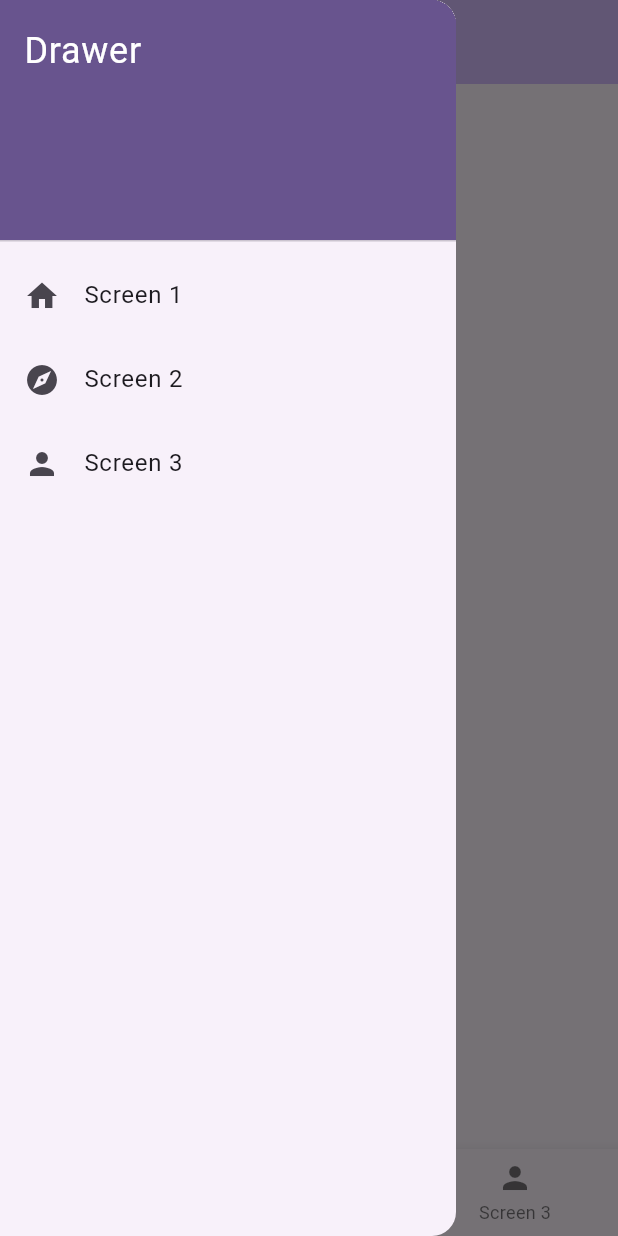
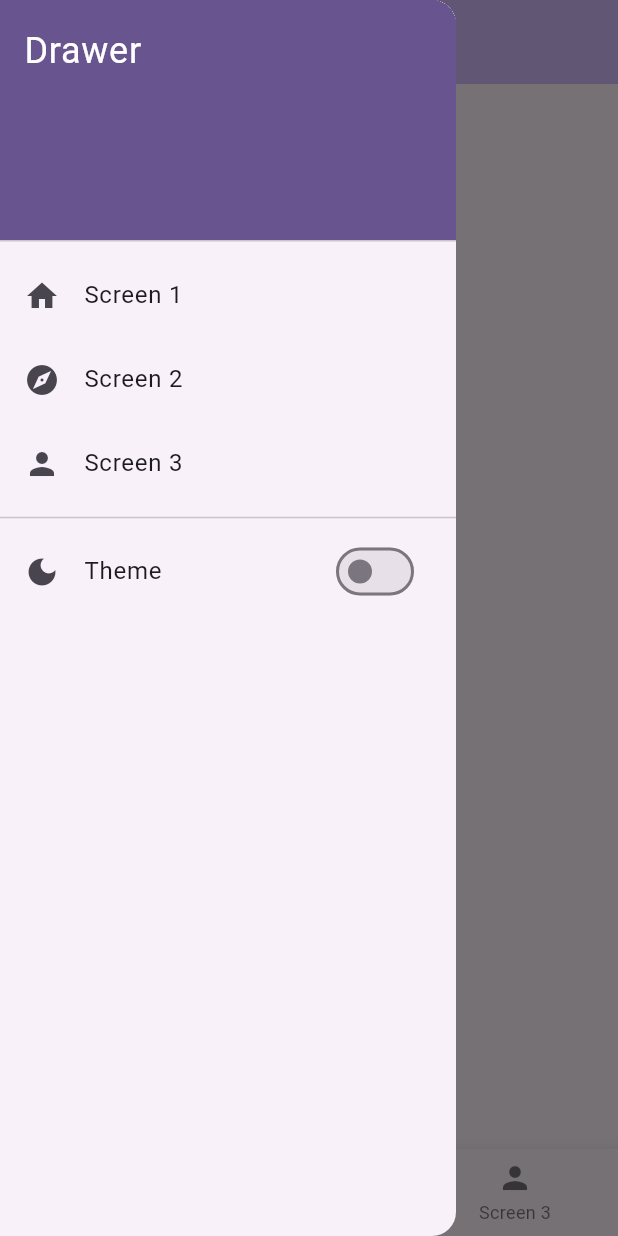
Before and after one commit to MontyCoder0701/flutter-starter, a Flutter app: the screen it shows after launch, with the side drawer open, on a phone screen of 412 x 824 dp. Run offline on Flutter 3.47's test engine with Material 3 defaults, Android fonts, the phone set to English and light mode, and no system bars; drawn by our look-alikes of upgrader; our stand-ins replace flutter_riverpod, go_router.

Commit message:
fix: 다크모드 적용

```diff
--- a/lib/main_scaffold.dart
+++ b/lib/main_scaffold.dart
@@ -1,7 +1,10 @@
 import 'package:flutter/material.dart';
+import 'package:flutter_riverpod/flutter_riverpod.dart';
 import 'package:go_router/go_router.dart';
 
-class MainScaffold extends StatelessWidget {
+import 'providers/theme_provider.dart';
+
+class MainScaffold extends ConsumerWidget {
   final Widget child;
 
   const MainScaffold({super.key, required this.child});
@@ -14,9 +17,12 @@ class MainScaffold extends StatelessWidget {
   }
 
   @override
-  Widget build(BuildContext context) {
-    final String location = GoRouterState.of(context).uri.toString();
-    final int selectedIndex = _locationToTabIndex(location);
+  Widget build(BuildContext context, WidgetRef ref) {
+    final themeMode = ref.watch(themeProvider);
+    final isDark = themeMode == ThemeMode.dark;
+
+    final location = GoRouterState.of(context).uri.toString();
+    final selectedIndex = _locationToTabIndex(location);
 
     return Scaffold(
       drawer: Drawer(
@@ -27,9 +33,12 @@ class MainScaffold extends StatelessWidget {
               decoration: BoxDecoration(
                 color: Theme.of(context).colorScheme.primary,
               ),
-              child: const Text(
+              child: Text(
                 'Drawer',
-                style: TextStyle(color: Colors.white, fontSize: 24),
+                style: TextStyle(
+                  color: Theme.of(context).colorScheme.onPrimary,
+                  fontSize: 24,
+                ),
               ),
             ),
             ListTile(
@@ -56,6 +65,16 @@ class MainScaffold extends StatelessWidget {
                 context.go('/screen3');
               },
             ),
+            const Divider(),
+            SwitchListTile(
+              title: const Text('Theme'),
+              secondary: const Icon(Icons.dark_mode),
+              value: isDark,
+              onChanged: (value) {
+                final themeNotifier = ref.read(themeProvider.notifier);
+                themeNotifier.state = value ? ThemeMode.dark : ThemeMode.light;
+              },
+            ),
           ],
         ),
       ),
```
